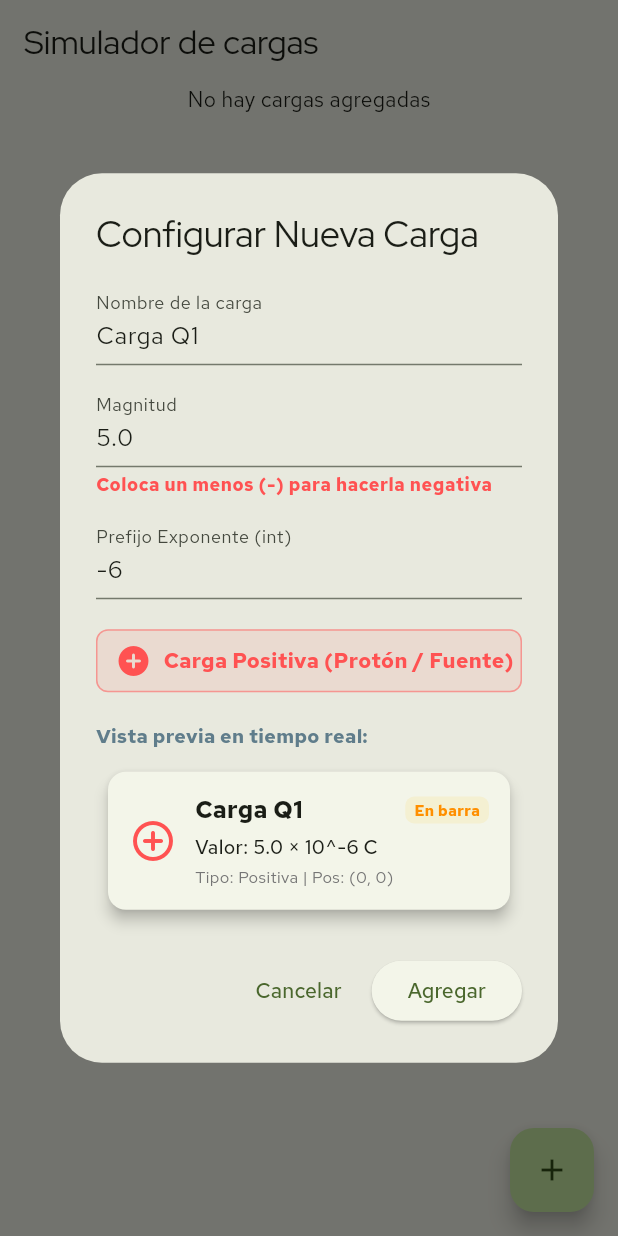
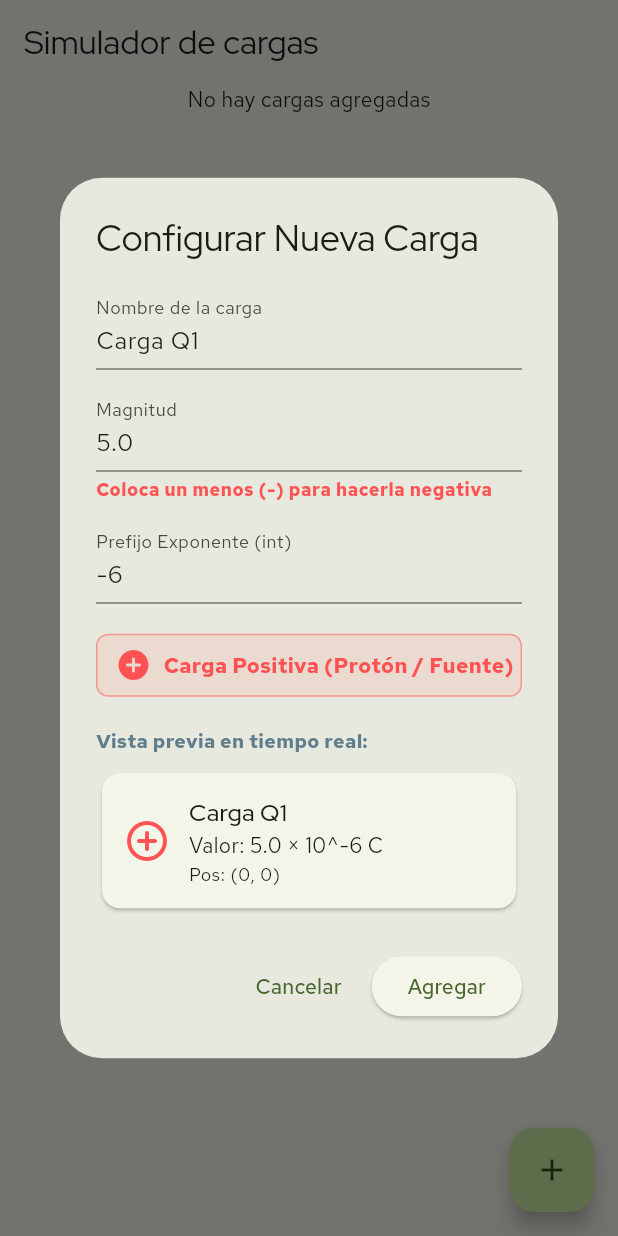
Before and after one commit to mcmarin21/simulador_cargas, a Flutter app: the PanelCargas screen opened directly with empty values, after a tap on the "add" icon, on a phone screen of 412 x 824 dp. Run offline on Flutter 3.47's test engine with Material 3 defaults, Android fonts, the phone set to English and light mode, and no system bars; our stand-ins replace google_fonts, material_symbols_icons.

Commit message:
Quitar funcion para arrastrar al viewport

```diff
--- a/lib/ui/components/carga_display.dart
+++ b/lib/ui/components/carga_display.dart
@@ -18,31 +18,18 @@
     if (carga.magnitud > 0) {
       icono = Icons.add_circle_outline_rounded;
       colorTematico = Colors.redAccent;
-      tipoTexto = "Positiva";
     } else if (carga.magnitud < 0) {
       icono = Icons.remove_circle_outline_rounded;
       colorTematico = Colors.blueAccent;
-      tipoTexto = "Negativa";
+    }
+    else if(carga.magnitud == 0){
+      icono = Icons.circle_outlined;
+      colorTematico = Colors.grey;
     }
 
-    // 2. Evaluamos si ya está en el plano o sigue en la barra (asumiendo 0,0 como origen del panel)
-    bool estaEnPlano = (carga.pos.x != 0 || carga.pos.y != 0);
-
-    // 3. Rediseñamos la tarjeta con todos sus metadatos físicos internos
-    Widget tarjetaCarga = Card(
-      margin: const EdgeInsets.symmetric(vertical: 6, horizontal: 8),
-      elevation: estaEnPlano
-          ? 1
-          : 4, // Menor relieve visual si ya está en el plano
+    return Card(
       shape: RoundedRectangleBorder(
         borderRadius: BorderRadius.circular(12),
-        // Si está en el plano, le encendemos un borde reactivo del color de la carga
-        side: BorderSide(
-          color: estaEnPlano
-              ? colorTematico.withOpacity(0.6)
-              : Colors.transparent,
-          width: estaEnPlano ? 2 : 0,
-        ),
       ),
       child: Padding(
         padding: const EdgeInsets.all(14.0),
@@ -60,58 +47,22 @@
                 mainAxisSize: MainAxisSize.min,
                 children: [
                   // Renglón superior: Nombre + Chip de Estado dinámico
-                  Row(
-                    mainAxisAlignment: MainAxisAlignment.spaceBetween,
-                    children: [
-                      Text(
-                        carga.nombre,
-                        style: const TextStyle(
-                          fontSize: 16,
-                          fontWeight: FontWeight.bold,
-                        ),
-                      ),
-
-                      // Pequeño indicador del estado de arrastre
-                      Container(
-                        padding: const EdgeInsets.symmetric(
-                          horizontal: 6,
-                          vertical: 2,
-                        ),
-                        decoration: BoxDecoration(
-                          color: estaEnPlano
-                              ? Colors.green.withOpacity(0.1)
-                              : Colors.amber.withOpacity(0.1),
-                          borderRadius: BorderRadius.circular(6),
-                        ),
-                        child: Text(
-                          estaEnPlano ? "En plano" : "En barra",
-                          style: TextStyle(
-                            fontSize: 10,
-                            fontWeight: FontWeight.bold,
-                            color: estaEnPlano
-                                ? Colors.green
-                                : Colors.amber[800],
-                          ),
-                        ),
-                      ),
-                    ],
+                  Text(
+                    carga.nombre,
+                    style: TextTheme.of(context).titleMedium,
                   ),
-                  const SizedBox(height: 4),
 
                   // Renglón medio: Valor con notación científica estilizada (Ej: 5.0 × 10^-6 C)
                   Text(
                     "Valor: ${carga.magnitud} × 10^${carga.prefijo} C",
-                    style: const TextStyle(
-                      fontSize: 13,
-                      fontWeight: FontWeight.w500,
-                    ),
+                    style: TextTheme.of(context).bodyMedium,
                   ),
                   const SizedBox(height: 2),
 
                   // Renglón inferior: Coordenadas físicas reales y tipo de carga
                   Text(
-                    "Tipo: $tipoTexto | Pos: (${carga.pos.x.toStringAsFixed(0)}, ${carga.pos.y.toStringAsFixed(0)})",
-                    style: TextStyle(fontSize: 11, color: Colors.grey[600]),
+                    "Pos: (${carga.pos.x.toStringAsFixed(0)}, ${carga.pos.y.toStringAsFixed(0)})",
+                    style: TextTheme.of(context).bodySmall,
                   ),
                 ],
               ),
@@ -120,27 +71,5 @@
         ),
       ),
     );
-
-    // 4. Mantenemos tu excelente estructura del Draggable intacta
-    return Draggable<Carga>(
-      data: carga, // El objeto viaja al soltarlo en el DragTarget
-      feedback: Material(
-        color: Colors.transparent,
-        child: Opacity(
-          opacity: 0.75, // Semi-transparente al vuelo
-          child: SizedBox(
-            width:
-                250, // Forzamos un ancho controlado para que no colapse al arrastrar
-            child: tarjetaCarga,
-          ),
-        ),
-      ),
-      childWhenDragging: Opacity(
-        opacity:
-            0.3, // Opaca el objeto en la barra lateral mientras se arrastra
-        child: tarjetaCarga,
-      ),
-      child: tarjetaCarga, // Aspecto normal en la lista
-    );
   }
 }
```
